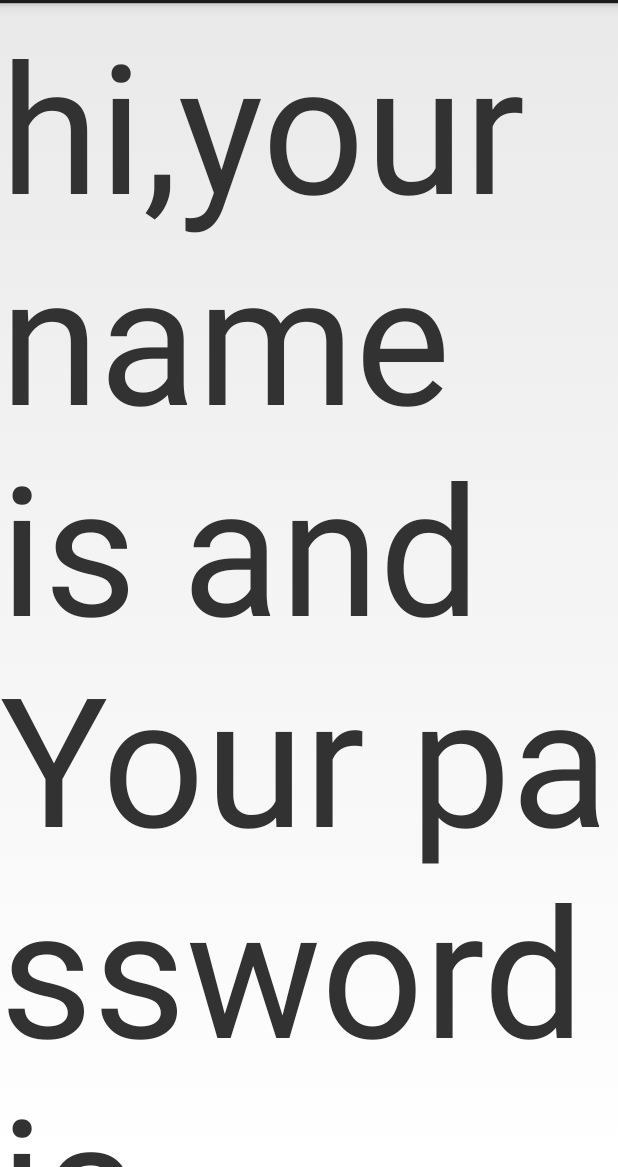
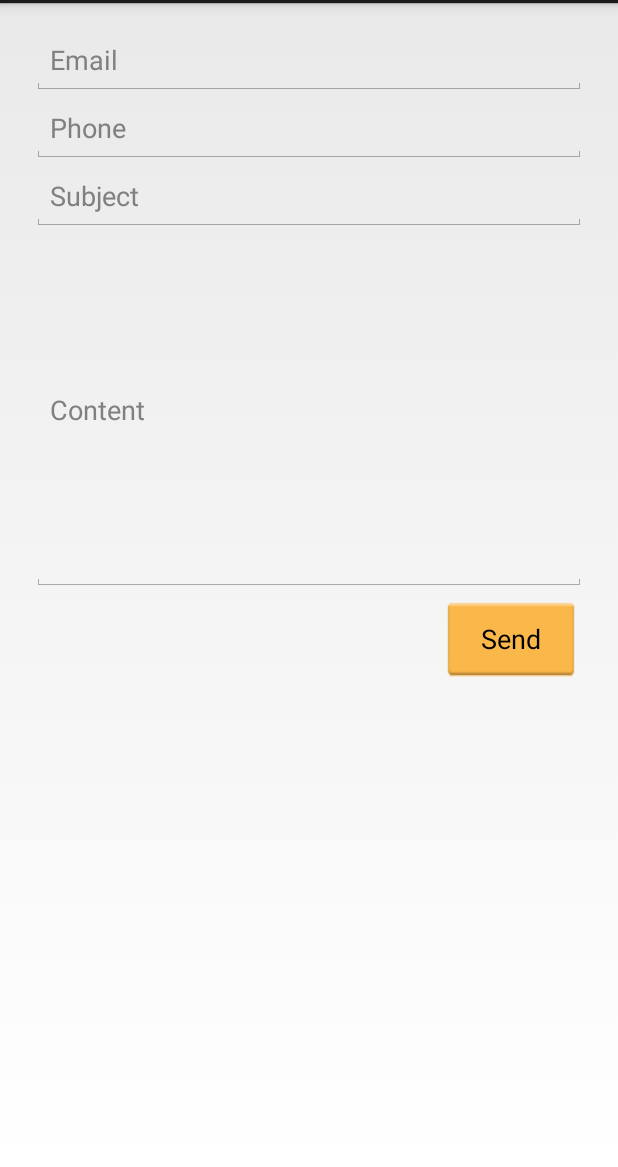
Before and after one commit to littleyang/loginapp, an Android app: the screen it shows after launch (LoginSuccess), after a tap on "login", on a phone screen of 412 x 824 dp, the part 69-1236 px from its top. Run offline under Robolectric (Android 15) with nearby library versions, the phone set to English and light mode, and no system bars.

Commit message:
android layout, about input controller, buttons and text fields

```diff
--- a/app/src/main/java/com/example/yangyang/loginapp/LoginSuccess.java
+++ b/app/src/main/java/com/example/yangyang/loginapp/LoginSuccess.java
@@ -13,14 +13,14 @@ public class LoginSuccess extends Activity {
     @Override
     protected void onCreate(Bundle savedInstanceState) {
         super.onCreate(savedInstanceState);
-        //setContentView(R.layout.activity_login_success);
-        Intent intent = getIntent();
-        String userName = intent.getStringExtra(MyActivity.USERNAME);
-        String passWord = intent.getStringExtra(MyActivity.PASSWORD);
-        TextView view = new TextView(this);
-        view.setTextSize(120);
-        view.setText("hi,your name is " + userName + "and Your password is " + passWord);
-        setContentView(view);
+        setContentView(R.layout.activity_login_success);
+        //Intent intent = getIntent();
+        //String userName = intent.getStringExtra(MyActivity.USERNAME);
+        //String passWord = intent.getStringExtra(MyActivity.PASSWORD);
+        //TextView view = new TextView(this);
+        //view.setTextSize(20);
+        //view.setText("hi,your name is " + userName + "and Your password is " + passWord);
+        //setContentView(view);
     }
 
 
--- a/app/src/main/java/com/example/yangyang/loginapp/MyActivity.java
+++ b/app/src/main/java/com/example/yangyang/loginapp/MyActivity.java
@@ -53,6 +53,7 @@ public class MyActivity extends Activity {
     }
 
     public void registerApp(View view){
-
+        Intent intent = new Intent(this,Register.class);
+        startActivity(intent);
     }
 }
--- a/app/src/main/java/com/example/yangyang/loginapp/Register.java
+++ b/app/src/main/java/com/example/yangyang/loginapp/Register.java
@@ -4,6 +4,8 @@ import android.app.Activity;
 import android.os.Bundle;
 import android.view.Menu;
 import android.view.MenuItem;
+import android.view.View;
+import android.widget.Button;
 
 
 public class Register extends Activity {
@@ -12,6 +14,13 @@ public class Register extends Activity {
     protected void onCreate(Bundle savedInstanceState) {
         super.onCreate(savedInstanceState);
         setContentView(R.layout.activity_register);
+        Button button = (Button)findViewById(R.id.done_button);
+        button.setOnClickListener(new View.OnClickListener() {
+            @Override
+            public void onClick(View view) {
+                saveDoneAction(view);
+            }
+        });
     }
 
 
@@ -33,4 +42,8 @@ public class Register extends Activity {
         }
         return super.onOptionsItemSelected(item);
     }
+
+    public void saveDoneAction(View view){
+
+    }
 }
--- /dev/null
+++ b/app/src/main/res/drawable/button_custom.xml
@@ -0,0 +1,16 @@
+<?xml version="1.0" encoding="utf-8"?>
+<selector xmlns:android="http://schemas.android.com/apk/res/android">
+    <item
+        android:drawable="@drawable/button_pressed"
+        android:state_pressed="true"
+        />
+
+    <item
+        android:drawable="@drawable/button_focused"
+        android:state_focused="true"
+        />
+    <item
+        android:drawable="@drawable/button_normal"
+        />
+
+</selector>
--- a/app/src/main/res/layout/activity_login_success.xml
+++ b/app/src/main/res/layout/activity_login_success.xml
@@ -8,9 +8,62 @@
     android:paddingBottom="@dimen/activity_vertical_margin"
     tools:context="com.example.yangyang.loginapp.LoginSuccess">
 
+    <!--
     <TextView
         android:text="@string/login_success"
         android:layout_width="wrap_content"
         android:layout_height="wrap_content" />
+        -->
+    <LinearLayout
+        android:layout_width="match_parent"
+        android:layout_height="match_parent"
+        android:paddingLeft="5dp"
+        android:paddingRight="5dp"
+        android:orientation="vertical"
+        >
+
+        <EditText
+            android:id="@+id/email_address"
+            android:layout_width="match_parent"
+            android:layout_height="45dp"
+            android:hint="@string/message_to"
+            android:inputType="textEmailAddress|textCapWords"
+            android:imeOptions="actionDone"
+            />
+
+        <EditText
+            android:id="@+id/email_phone"
+            android:layout_width="match_parent"
+            android:layout_height="45dp"
+            android:hint="@string/message_phone"
+            android:inputType="phone"
+            android:imeOptions="actionDone"
+            />
+
+        <EditText
+            android:id="@+id/email_subject"
+            android:layout_width="match_parent"
+            android:layout_height="45dp"
+            android:inputType="text|textCapWords"
+            android:imeOptions="actionDone"
+            android:hint="@string/message_subject"/>
+
+        <EditText
+            android:id="@+id/email_content"
+            android:layout_width="match_parent"
+            android:layout_height="wrap_content"
+            android:minHeight="240dp"
+            android:imeOptions="actionSend"
+            android:inputType="text|textMultiLine"
+            android:hint="@string/message_content"/>
+        <Button
+            android:id="@+id/register_button"
+            android:layout_width="100dp"
+            android:layout_gravity="right"
+            android:layout_height="wrap_content"
+            android:background="@drawable/button_custom"
+            android:text="Send"/>
+
+    </LinearLayout>
 
 </RelativeLayout>
--- a/app/src/main/res/layout/activity_my.xml
+++ b/app/src/main/res/layout/activity_my.xml
@@ -47,7 +47,9 @@
             android:text="@string/register_button"
             android:onClick="registerApp"
             />
-        </LinearLayout>
+    </LinearLayout>
+
+
 
 
     </LinearLayout>
--- a/app/src/main/res/layout/activity_register.xml
+++ b/app/src/main/res/layout/activity_register.xml
@@ -28,14 +28,18 @@
         android:layout_height="wrap_content"
         android:layout_below="@+id/name"
         android:layout_alignParentRight="true"
+
         />
 
     <Button
+        android:id="@+id/done_button"
         android:layout_width="96dp"
         android:layout_height="wrap_content"
         android:layout_below="@+id/times"
         android:layout_alignParentRight="true"
         android:text="Done"
+        style="?android:attr/borderlessButtonStyle"
+        android:background="@drawable/button_custom"
         />
 
 </RelativeLayout>
--- a/app/src/main/res/values/strings.xml
+++ b/app/src/main/res/values/strings.xml
@@ -13,5 +13,9 @@
     <string name="register_success">Hello,You have register successfully</string>
     <string name="title_activity_login_success">LoginSuccess</string>
     <string name="title_activity_register_success">RegisterSuccess</string>
+    <string name="message_to">Email</string>
+    <string name="message_subject">Subject</string>
+    <string name="message_content">Content</string>
+    <string name="message_phone">Phone</string>
 
 </resources>
```
Also changed, not shown: app/src/main/res/drawable/button_focused.9.png (added), app/src/main/res/drawable/button_normal.9.png (added), app/src/main/res/drawable/button_pressed.9.png (added).
